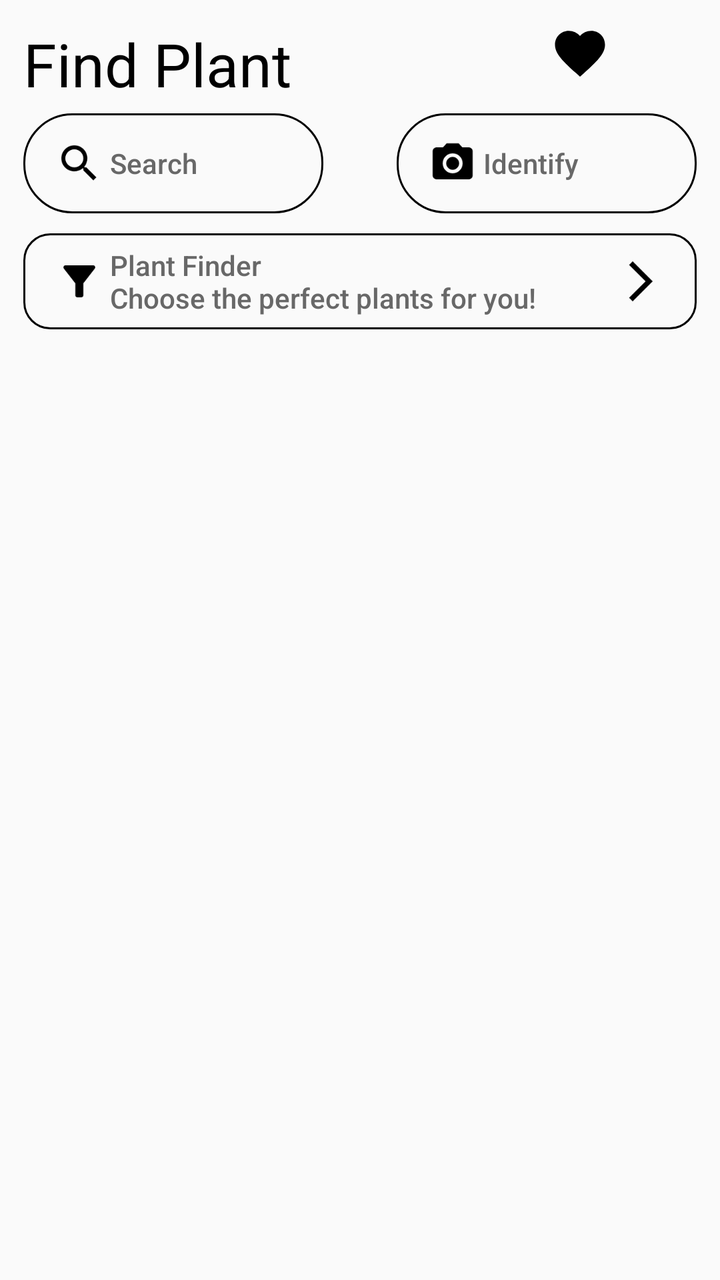
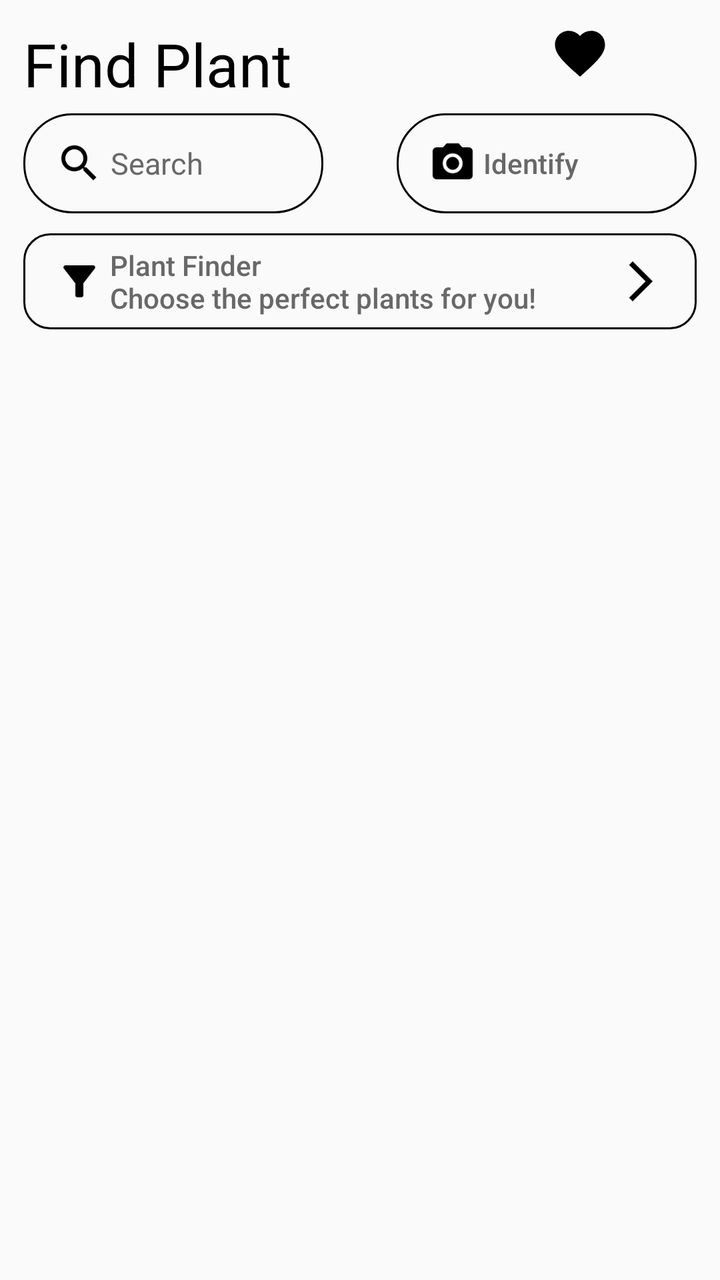

The first picture is an Android layout as it rendered before a commit; the second is the same layout after the commit. The layout source and the unified diff follow.
<!-- AndroidManifest.xml: application theme Theme.Licenta_v2 -->
<!-- res/layout/fragment_find_plants.xml -->
<?xml version="1.0" encoding="utf-8"?>
<FrameLayout xmlns:android="http://schemas.android.com/apk/res/android"
    xmlns:app="http://schemas.android.com/apk/res-auto"
    xmlns:tools="http://schemas.android.com/tools"
    android:layout_width="match_parent"
    android:layout_height="match_parent"
    android:textAlignment="textEnd"
    tools:context=".ui.findplants.FindPlantsFragment">

    <TextView
        android:id="@+id/textView"
        android:layout_width="wrap_content"
        android:layout_height="wrap_content"
        android:layout_marginLeft="35px"
        android:layout_marginTop="35px"
        android:text="Find Plant"
        android:textColor="@color/black"
        android:textSize="30sp"
        app:layout_constraintStart_toStartOf="parent"
        app:layout_constraintTop_toTopOf="parent" />

    <ImageView
        android:id="@+id/favorite"
        android:layout_width="30dp"
        android:layout_height="30dp"
        android:layout_gravity="end"
        android:layout_marginTop="35px"
        android:layout_marginRight="165px"
        android:contentDescription="Iconiță favorite"
        android:src="@drawable/favorite" />

    <Button
        android:id="@+id/search"
        android:layout_width="150dp"
        android:layout_height="50dp"
        android:layout_marginLeft="35px"
        android:layout_marginTop="170px"
        android:background="@drawable/rounded_corners_black"
        android:text=" Search"
        android:textAlignment="textStart"
        android:paddingLeft="16dp"
        android:drawableStart="@drawable/search"
        android:textAllCaps="false"
        android:textColor="#686868" />
    <Button
        android:id="@+id/identify"
        android:layout_width="150dp"
        android:layout_height="50dp"
        android:layout_marginTop="170px"
        android:layout_marginRight="35px"
        android:layout_gravity="end"
        android:textColor="#686868"
        android:paddingLeft="16dp"
        android:background="@drawable/rounded_corners_black"
        android:drawableStart="@drawable/photo_camera"
        android:textAllCaps="false"
        android:gravity="start|center_vertical"
        android:text=" Identify"/>

    <Button
        android:id="@+id/btnPlantFinder"
        android:layout_width="match_parent"
        android:layout_height="wrap_content"
        android:layout_marginLeft="35px"
        android:layout_marginTop="350px"
        android:layout_marginRight="35px"
        android:background="@drawable/square_round_corners"
        android:drawableStart="@drawable/filter"
        android:drawableEnd="@drawable/arrow_to_right"
        android:gravity="start|center_vertical"
        android:paddingLeft="16dp"
        android:paddingRight="16dp"
        android:text=" Plant Finder\n Choose the perfect plants for you!"
        android:textAllCaps="false"
        android:textColor="#686868"
        android:textSize="14sp" />

    <androidx.recyclerview.widget.RecyclerView
        android:id="@+id/plantsRecyclerView"
        android:layout_width="match_parent"
        android:layout_height="match_parent"
        android:layout_marginTop="530px"/>

    <ProgressBar
        android:id="@+id/loadingBar"
        style="?android:attr/progressBarStyleLarge"
        android:layout_width="wrap_content"
        android:layout_height="wrap_content"
        android:layout_gravity="center"
        android:visibility="gone"
        />



</FrameLayout>
<!-- resources referenced by this layout -->
<resources>
  <color name="black">#FF000000</color>
  <!-- drawable arrow_to_right (drawable) -->
  <vector xmlns:android="http://schemas.android.com/apk/res/android" android:autoMirrored="true" android:height="24dp" android:tint="#000000" android:viewportHeight="24" android:viewportWidth="24" android:width="24dp">
        
      <path android:fillColor="@android:color/white" android:pathData="M6.23,20.23l1.77,1.77l10,-10l-10,-10l-1.77,1.77l8.23,8.23z"/>
      
  </vector>
  <!-- drawable favorite (drawable) -->
  <vector xmlns:android="http://schemas.android.com/apk/res/android"
      android:height="24dp"
      android:width="24dp"
      android:viewportHeight="24"
      android:viewportWidth="24"
      android:tint="@color/black">
  
      <path
          android:fillColor="@color/black"
          android:pathData="M12,21.35l-1.45,-1.32C5.4,15.36 2,12.28 2,8.5 2,5.42 4.42,3 7.5,3c1.74,0 3.41,0.81 4.5,2.09C13.09,3.81 14.76,3 16.5,3 19.58,3 22,5.42 22,8.5c0,3.78 -3.4,6.86 -8.55,11.54L12,21.35z"/>
  
  </vector>
  <!-- drawable filter (drawable) -->
  <vector xmlns:android="http://schemas.android.com/apk/res/android" android:height="24dp" android:tint="#000000" android:viewportHeight="24" android:viewportWidth="24" android:width="24dp">
        
      <path android:fillColor="@android:color/white" android:pathData="M4.25,5.61C6.27,8.2 10,13 10,13v6c0,0.55 0.45,1 1,1h2c0.55,0 1,-0.45 1,-1v-6c0,0 3.72,-4.8 5.74,-7.39C20.25,4.95 19.78,4 18.95,4H5.04C4.21,4 3.74,4.95 4.25,5.61z"/>
      
  </vector>
  <!-- drawable photo_camera (drawable) -->
  <vector xmlns:android="http://schemas.android.com/apk/res/android" android:height="24dp" android:tint="#000000" android:viewportHeight="24" android:viewportWidth="24" android:width="24dp">
        
      <path android:fillColor="@android:color/white" android:pathData="M12,12m-3.2,0a3.2,3.2 0,1 1,6.4 0a3.2,3.2 0,1 1,-6.4 0"/>
        
      <path android:fillColor="@android:color/white" android:pathData="M9,2L7.17,4L4,4c-1.1,0 -2,0.9 -2,2v12c0,1.1 0.9,2 2,2h16c1.1,0 2,-0.9 2,-2L22,6c0,-1.1 -0.9,-2 -2,-2h-3.17L15,2L9,2zM12,17c-2.76,0 -5,-2.24 -5,-5s2.24,-5 5,-5 5,2.24 5,5 -2.24,5 -5,5z"/>
      
  </vector>
  <!-- drawable rounded_corners_black (drawable) -->
  <?xml version="1.0" encoding="utf-8"?>
  <shape xmlns:android="http://schemas.android.com/apk/res/android"
      android:shape="rectangle">
  
      <corners android:radius="24dp"/>
      <stroke android:width="1dip" android:color="@color/black"/>
  
  </shape>
  <!-- drawable search (drawable) -->
  <vector xmlns:android="http://schemas.android.com/apk/res/android" android:height="24dp" android:tint="#000000" android:viewportHeight="24" android:viewportWidth="24" android:width="24dp">
        
      <path android:fillColor="@android:color/white" android:pathData="M15.5,14h-0.79l-0.28,-0.27C15.41,12.59 16,11.11 16,9.5 16,5.91 13.09,3 9.5,3S3,5.91 3,9.5 5.91,16 9.5,16c1.61,0 3.09,-0.59 4.23,-1.57l0.27,0.28v0.79l5,4.99L20.49,19l-4.99,-5zM9.5,14C7.01,14 5,11.99 5,9.5S7.01,5 9.5,5 14,7.01 14,9.5 11.99,14 9.5,14z"/>
      
  </vector>
  <!-- drawable square_round_corners (drawable) -->
  <?xml version="1.0" encoding="utf-8"?>
  <shape xmlns:android="http://schemas.android.com/apk/res/android"
      android:shape="rectangle">
  
      <corners android:radius="13dp"/>
      <stroke android:width="1dip" android:color="@color/black"/>
  
  </shape>
  <style name="Theme.Licenta_v2" parent="Base.Theme.Licenta_v2" />
  <style name="Base.Theme.Licenta_v2" parent="Theme.AppCompat.Light.NoActionBar">
          
          
          <item name="android:statusBarColor">@android:color/transparent</item>
          <item name="android:windowTranslucentStatus">true</item>
          <item name="android:windowLightStatusBar">true</item>
      </style>
</resources>

<!-- the commit's change to res/layout/fragment_find_plants.xml (unified diff, before → after) -->
@@ -29,18 +29,20 @@
         android:contentDescription="Iconiță favorite"
         android:src="@drawable/favorite" />
 
-    <Button
+    <EditText
         android:id="@+id/search"
         android:layout_width="150dp"
         android:layout_height="50dp"
         android:layout_marginLeft="35px"
         android:layout_marginTop="170px"
         android:background="@drawable/rounded_corners_black"
-        android:text=" Search"
+        android:hint=" Search"
+        android:textColorHint="#686868"
         android:textAlignment="textStart"
         android:paddingLeft="16dp"
         android:drawableStart="@drawable/search"
         android:textAllCaps="false"
+        android:textSize="15dp"
         android:textColor="#686868" />
     <Button
         android:id="@+id/identify"
